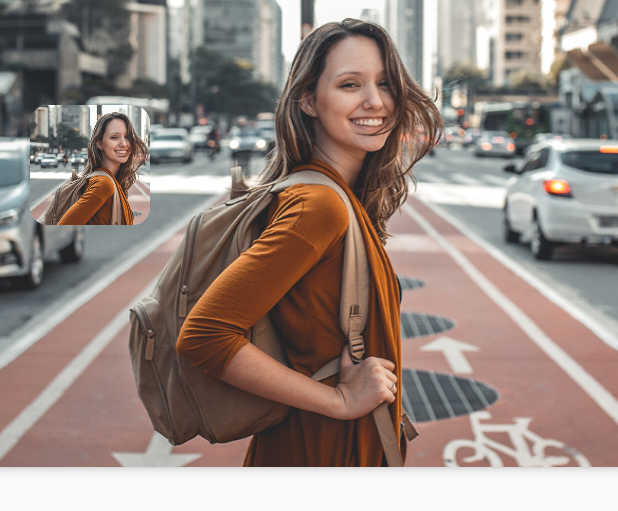
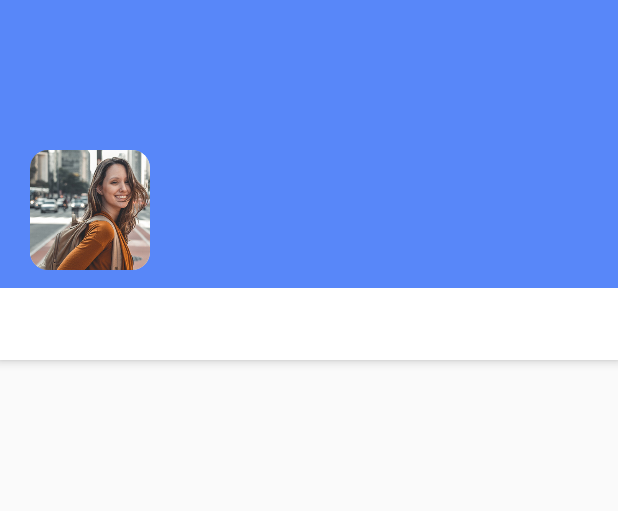
Before and after one commit to enochviewu95/MobileStoreApplication, an Android app: the layout fragment_collection.xml on its own in the app's theme, with its tools: preview values and no code run, on a phone screen of 412 x 824 dp. Shown: the top 511 px of the screen. Run offline under Robolectric (Android 15) with nearby library versions, the phone set to English and light mode, and no system bars.

Commit message:
Set up collection fragment, and removed the search view

```diff
--- a/app/src/main/java/com/knowhouse/mobilestoreapplication/MainActivity.java
+++ b/app/src/main/java/com/knowhouse/mobilestoreapplication/MainActivity.java
@@ -4,6 +4,7 @@ import androidx.appcompat.app.AppCompatActivity;
 import androidx.navigation.NavController;
 import androidx.navigation.fragment.NavHostFragment;
 import androidx.navigation.ui.NavigationUI;
+
 
 import android.os.Bundle;
 
@@ -24,8 +25,9 @@ public class MainActivity extends AppCompatActivity {
         NavController navController = navHostFragment.getNavController();
         NavigationUI.setupWithNavController(bottomNav, navController);
 
-    }
 
 
 
+    }
+
 }
--- a/app/src/main/res/layout/fragment_collection.xml
+++ b/app/src/main/res/layout/fragment_collection.xml
@@ -1,5 +1,6 @@
 <?xml version="1.0" encoding="utf-8"?>
-<RelativeLayout xmlns:android="http://schemas.android.com/apk/res/android"
+<androidx.coordinatorlayout.widget.CoordinatorLayout
+    xmlns:android="http://schemas.android.com/apk/res/android"
     xmlns:tools="http://schemas.android.com/tools"
     android:id="@+id/collection_content"
     android:layout_width="match_parent"
@@ -11,16 +12,27 @@
     <com.google.android.material.appbar.AppBarLayout
         android:id="@+id/app_bar_layout"
         android:layout_width="match_parent"
-        android:layout_height="wrap_content"
-        android:background="@drawable/lucy_image"
+        android:layout_height="240dp"
         android:fitsSystemWindows="true">
 
         <androidx.appcompat.widget.Toolbar
             android:id="@+id/tool_bar"
             android:layout_width="match_parent"
-            android:layout_height="56dp"
+            android:layout_height="0dp"
+            android:layout_weight="1"
             android:fitsSystemWindows="true"
-            app:popupTheme="@style/ThemeOverlay.AppCompat.Light"/>
+            android:scaleX="2"
+            android:scaleY="3"
+            app:layout_scrollFlags="scroll|enterAlways"/>
+
+        <com.google.android.material.tabs.TabLayout
+            android:id="@+id/tablayout_viewpager"
+            android:layout_width="match_parent"
+            android:layout_height="wrap_content"
+            android:background="#ffffff"
+            app:tabIndicatorColor="@color/colorPrimary"
+            app:tabSelectedTextColor="@color/colorPrimary"
+            app:layout_scrollFlags="scroll|enterAlways" />
 
     </com.google.android.material.appbar.AppBarLayout>
 
@@ -29,7 +41,7 @@
         android:id="@+id/caption_image_cardview"
         android:layout_width="80dp"
         android:layout_height="80dp"
-        android:layout_marginTop="70dp"
+        android:layout_marginTop="100dp"
         android:layout_marginStart="20dp"
         app:cardElevation="4dp"
         app:cardCornerRadius="12dp">
@@ -44,17 +56,9 @@
     </androidx.cardview.widget.CardView>
 
 
-    <com.google.android.material.tabs.TabLayout
-        android:id="@+id/tablayout_viewpager"
-        android:layout_width="match_parent"
-        android:layout_height="wrap_content"
-        android:layout_marginTop="10dp"
-        android:layout_below="@id/app_bar_layout"/>
-
     <androidx.viewpager2.widget.ViewPager2
         android:id="@+id/view_pager"
         android:layout_width="match_parent"
-        android:layout_height="match_parent"
-        android:layout_below="@id/tablayout_viewpager"/>
+        android:layout_height="match_parent"/>
 
-</RelativeLayout>
+</androidx.coordinatorlayout.widget.CoordinatorLayout>
--- a/app/src/main/res/navigation/nav_graph.xml
+++ b/app/src/main/res/navigation/nav_graph.xml
@@ -3,7 +3,7 @@
     xmlns:app="http://schemas.android.com/apk/res-auto"
     xmlns:tools="http://schemas.android.com/tools"
     android:id="@+id/nav_graph"
-    app:startDestination="@id/fragmentCollection">
+    app:startDestination="@id/fragmentMain">
 
     <fragment
         android:id="@+id/fragmentMain"
--- a/app/src/main/res/values/strings.xml
+++ b/app/src/main/res/values/strings.xml
@@ -14,4 +14,5 @@
     <string name="food_title">Pizza</string>
     <string name="blurred_image">Blurred Image</string>
     <string name="caption_image">caption image</string>
+    <string name="action_search">Search</string>
 </resources>
--- a/app/src/main/res/values/styles.xml
+++ b/app/src/main/res/values/styles.xml
@@ -6,9 +6,8 @@
         <item name="colorPrimaryDark">@color/colorPrimaryDark</item>
         <item name="colorAccent">@color/colorAccent</item>
         <item name="android:windowLightStatusBar">true</item>
+        <item name="android:windowTranslucentStatus">true</item>
         <item name="android:screenOrientation">portrait</item>
-        <item name="windowActionBar">false</item>
         <item name="windowNoTitle">true</item>
     </style>
-
 </resources>
```
Also changed, not shown: app/src/main/AndroidManifest.xml (+0 -7 lines), app/src/main/java/com/knowhouse/mobilestoreapplication/Fragments/FragmentCollection.java (+12 -34 lines), app/src/main/java/com/knowhouse/mobilestoreapplication/Fragments/FragmentMain.java (+23 -57 lines), app/src/main/java/com/knowhouse/mobilestoreapplication/SearchableActivity.java (deleted, +0 -28 lines), app/src/main/res/drawable/search_drawable.xml (deleted, +0 -9 lines), app/src/main/res/layout/fragment_main.xml (+7 -25 lines), app/src/main/res/drawable-hdpi/ic_search_white.png (deleted), app/src/main/res/drawable-ldpi/ic_search_white.png (deleted), app/src/main/res/drawable-mdpi/ic_search_white.png (deleted), app/src/main/res/drawable-xhdpi/ic_search_white.png (deleted), app/src/main/res/drawable-xxhdpi/ic_search_white.png (deleted), app/src/main/res/drawable-xxxhdpi/ic_search_white.png (deleted).
